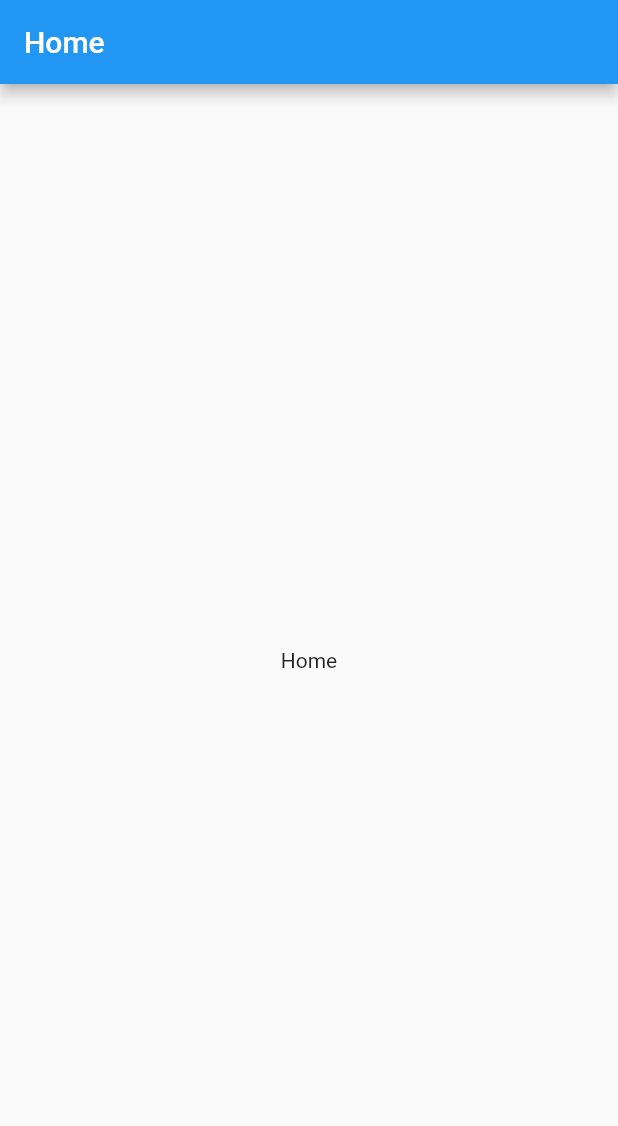
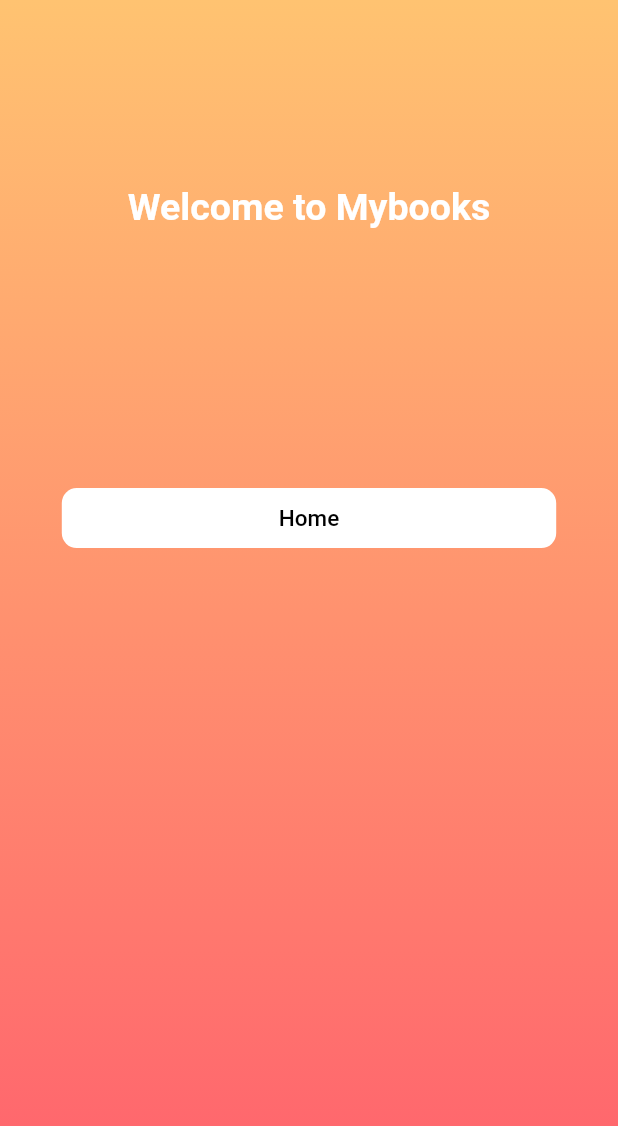
Before and after one commit to Hai4320/mybook_flutter, a Flutter app: the screen it shows after launch, on a phone screen of 412 x 824 dp. Shown: the top 1126 px of the screen. Run offline on Flutter 3.47's test engine with Material 2 defaults, Android fonts, the phone set to English and light mode, and no system bars.

Commit message:
add themes

```diff
--- a/lib/main.dart
+++ b/lib/main.dart
@@ -1,5 +1,9 @@
 import 'package:flutter/material.dart';
+import 'package:mybook_flutter/src/providers/theme_provider.dart';
 import 'package:mybook_flutter/src/ui/pages/home_page.dart';
+import 'package:mybook_flutter/src/ui/pages/start_page.dart';
+import 'package:mybook_flutter/src/ui/themes/themes.dart';
+import 'package:provider/provider.dart';
 
 void main() {
   runApp(const MyApp());
@@ -10,14 +14,19 @@ class MyApp extends StatelessWidget {
 
   // This widget is the root of your application.
   @override
-  Widget build(BuildContext context) {
-    return MaterialApp(
+  Widget build(BuildContext context) => ChangeNotifierProvider<ThemeProvider>(
+    create: (_) => ThemeProvider(),
+    builder: (context, _) {
+      final themeMode  = Provider.of<ThemeProvider>(context) ;
+      return MaterialApp(
       title: 'Flutter Demo',
       debugShowCheckedModeBanner: false,
-      theme: ThemeData(
-        primarySwatch: Colors.blue,
-      ),
-      home: const HomePage(),
+      theme: AppThemes.lightMode,
+      darkTheme: AppThemes.darkMode,
+      themeMode: themeMode.getThemeMode,
+      home: const StartPage(),
     );
-  }
+    }
+  );
+
 }
--- /dev/null
+++ b/lib/src/providers/theme_provider.dart
@@ -0,0 +1,14 @@
+import 'package:flutter/material.dart';
+import 'package:mybook_flutter/src/ui/themes/themes.dart';
+
+class ThemeProvider extends ChangeNotifier {
+  ThemeMode _themeMode = ThemeMode.system;
+  get getThemeMode => _themeMode;
+  initialize(){
+    _themeMode = ThemeMode.system;
+    notifyListeners();
+  }
+  changeThemeMode(ThemeMode mode){
+    _themeMode = mode;
+  }
+}
--- /dev/null
+++ b/lib/src/ui/pages/start_page.dart
@@ -0,0 +1,75 @@
+import 'package:flutter/material.dart';
+import 'package:mybook_flutter/src/ui/themes/colors.dart';
+import 'package:mybook_flutter/src/ui/themes/styles.dart';
+
+class StartPage extends StatefulWidget {
+  const StartPage({ Key? key }) : super(key: key);
+
+  @override
+  _StartPageState createState() => _StartPageState();
+}
+
+class _StartPageState extends State<StartPage> {
+  final String _welcome = "Welcome to Mybooks";
+
+  @override
+  Widget build(BuildContext context) {
+    var size = MediaQuery.of(context).size;
+    return Scaffold(
+      extendBodyBehindAppBar: true,
+      backgroundColor:  AppColors.secondary,
+      body: SafeArea(
+        child: Container(
+          decoration: BoxDecoration(
+            gradient: LinearGradient(
+              colors: [
+                AppColors.secondary,
+                AppColors.primary,
+              ],
+              begin: Alignment.topCenter,
+              end: Alignment.bottomCenter
+            )
+          ),
+          child: Center(
+            child: SizedBox(
+              height: size.height*0.7,
+              child: Column(
+                mainAxisAlignment: MainAxisAlignment.start,
+                crossAxisAlignment: CrossAxisAlignment.center,
+                children: [
+                  Text(
+                    _welcome,
+                    style: const TextStyle(
+                      color: Colors.white,
+                      fontSize: 25,
+                      fontWeight: FontWeight.w600,
+                    )
+                  ),
+                  SizedBox(
+                    height: size.height*0.2,
+                  ),
+                  TextButton(
+                    onPressed: (){},
+                    child: Container(
+                      height: 40,
+                      decoration: BoxDecoration(
+                        color: Colors.white,
+                        borderRadius: BorderRadius.circular(10)
+                      ),
+                      alignment: Alignment.center,
+                      width: size.width*0.8,
+                      child: Text(
+                        "Home",
+                        style: AppTextStyle.normal(15, Colors.black),
+                      )
+                    ),
+                  )
+                ],
+              ),
+            ),
+          )
+        )
+      ),
+    );
+  }
+}
--- /dev/null
+++ b/lib/src/ui/themes/colors.dart
@@ -0,0 +1,6 @@
+import 'dart:ui';
+
+class AppColors{
+  static Color primary = const Color(0xFFff5f6d);
+  static Color secondary = const Color(0xFFffc371);
+}
--- /dev/null
+++ b/lib/src/ui/themes/styles.dart
@@ -0,0 +1,6 @@
+
+import 'package:flutter/material.dart';
+
+class AppTextStyle{
+  static TextStyle normal(double textSize, Color textColor) => TextStyle(fontSize: textSize, color: textColor);
+}
--- /dev/null
+++ b/lib/src/ui/themes/themes.dart
@@ -0,0 +1,12 @@
+import 'package:flutter/material.dart';
+
+class AppThemes{
+  static ThemeData lightMode = ThemeData(
+    brightness: Brightness.light,
+    primaryColor: Colors.orange
+  );
+  static ThemeData darkMode = ThemeData(
+    brightness: Brightness.dark,
+    primaryColor: Colors.orange.shade700
+  );
+}
--- /dev/null
+++ b/lib/src/ui/widgets/stateless/center_appbar.dart
@@ -0,0 +1,22 @@
+import 'package:flutter/material.dart';
+
+class CenterAppBar extends StatelessWidget {
+  String title;
+  CenterAppBar({ Key? key , required this.title}) : super(key: key);
+
+  @override
+  Widget build(BuildContext context) {
+    return AppBar(
+        title: Text(
+          title,
+          style: const TextStyle(
+            color: Colors.white,
+            fontSize: 22
+          ),
+        ),
+        centerTitle: true,
+        elevation: 0,
+        backgroundColor: Colors.transparent,
+    );
+  }
+}
--- a/pubspec.yaml
+++ b/pubspec.yaml
@@ -36,6 +36,7 @@ dependencies:
   cupertino_icons: ^1.0.2
   firebase_core: ^1.12.0
   flutter_bloc: ^8.0.1
+  provider: ^6.0.2
 
 dev_dependencies:
   flutter_test:
```
Also changed, not shown: pubspec.lock.
